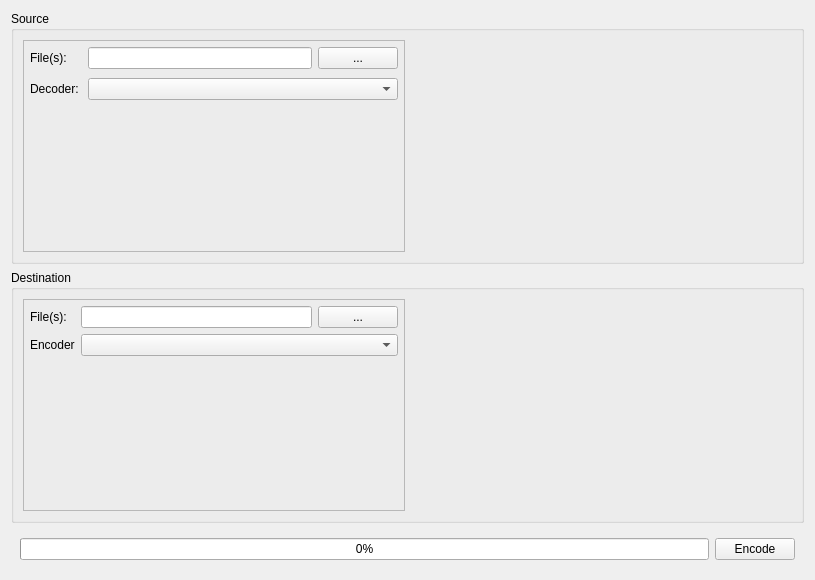
Above: Desktop/src/ui/Encode.ui from karpinsn/SLS before the change. Below: the same form after it.
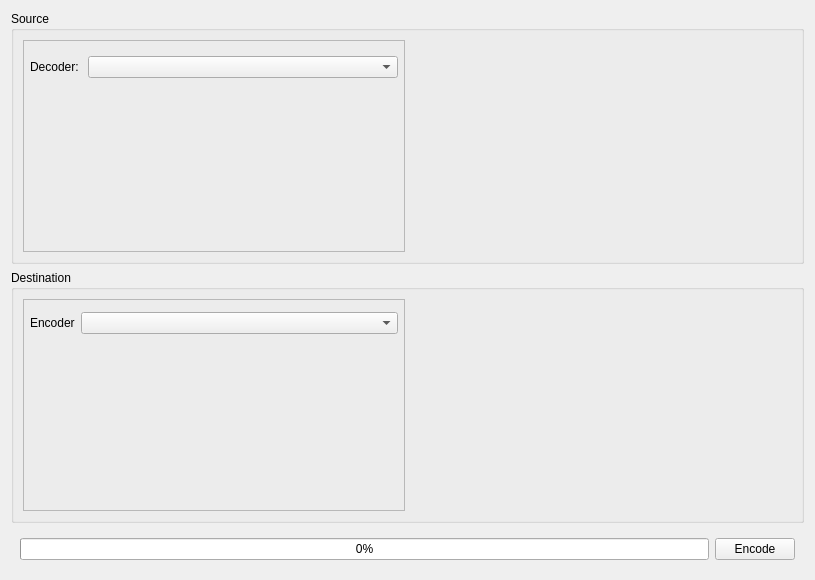
That is the form after the change. The open tabs and pages were chosen to show the change. Custom widgets are drawn as their Qt base class.

Commit message: Got Holovideo encoding working again. Need to fix the source file chooser on the GUI and also the views are skewed

Patch:
```diff
--- a/Desktop/src/ui/Encode.ui
+++ b/Desktop/src/ui/Encode.ui
@@ -59,29 +59,12 @@
             <property name="margin">
              <number>0</number>
             </property>
-            <item row="0" column="0">
-             <widget class="QLabel" name="label_2">
-              <property name="text">
-               <string>File(s):</string>
-              </property>
-             </widget>
-            </item>
             <item row="0" column="1">
              <widget class="QWidget" name="widget_2" native="true">
               <layout class="QHBoxLayout" name="horizontalLayout_4">
                <property name="margin">
                 <number>0</number>
                </property>
-               <item>
-                <widget class="QLineEdit" name="sourceFileBox"/>
-               </item>
-               <item>
-                <widget class="QPushButton" name="sourceFileChooseButton">
-                 <property name="text">
-                  <string>...</string>
-                 </property>
-                </widget>
-               </item>
               </layout>
              </widget>
             </item>
@@ -164,29 +147,12 @@
             <property name="margin">
              <number>0</number>
             </property>
-            <item row="0" column="0">
-             <widget class="QLabel" name="label_3">
-              <property name="text">
-               <string>File(s):</string>
-              </property>
-             </widget>
-            </item>
             <item row="0" column="1">
              <widget class="QWidget" name="widget_3" native="true">
               <layout class="QHBoxLayout" name="horizontalLayout_5">
                <property name="margin">
                 <number>0</number>
                </property>
-               <item>
-                <widget class="QLineEdit" name="destFileBox"/>
-               </item>
-               <item>
-                <widget class="QPushButton" name="destFileChooseButton">
-                 <property name="text">
-                  <string>...</string>
-                 </property>
-                </widget>
-               </item>
               </layout>
              </widget>
             </item>
@@ -212,6 +178,7 @@
             </sizepolicy>
            </property>
            <widget class="QWidget" name="defaultEncoderOptions"/>
+           <widget class="HolovideoCodecOptionsController" name="holovideoEncodeOptions"/>
            <widget class="DepthmapCodecOptionsController" name="depthMapOptions"/>
           </widget>
          </item>
```
The commit also changes 26 other files.
